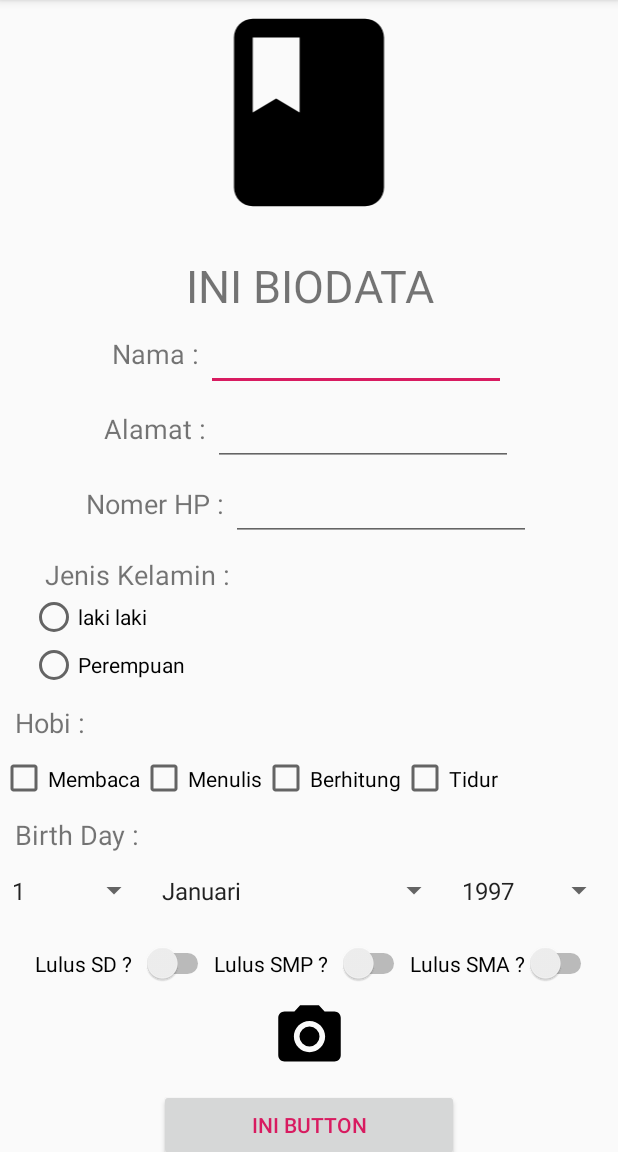
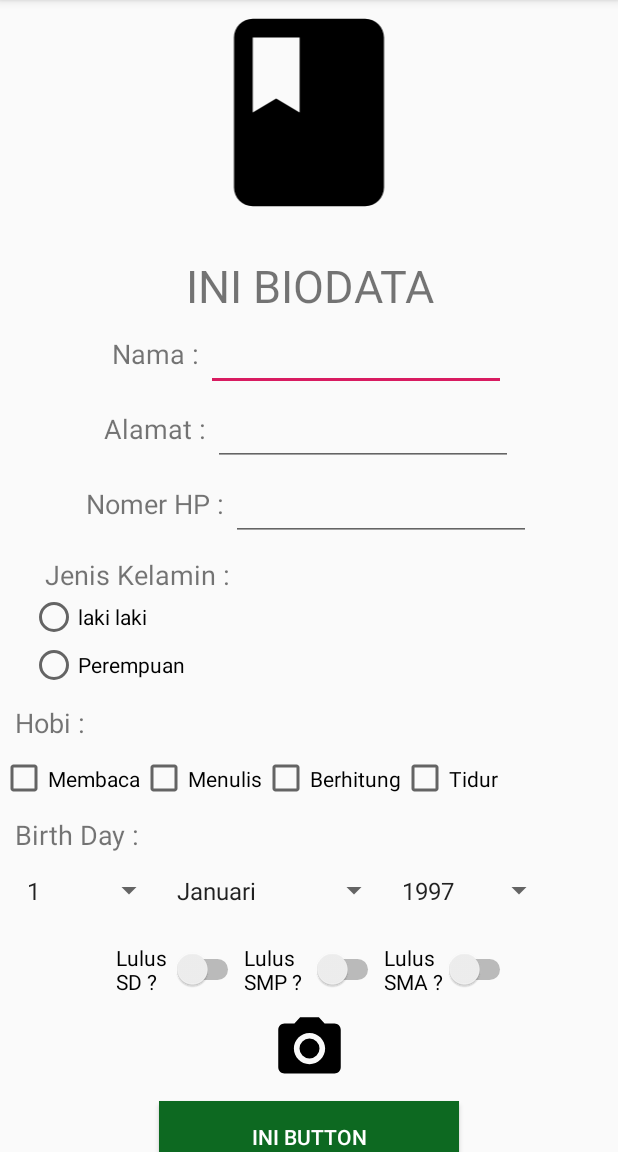
Before and after one commit to gaizkazaqhariou/All-Component, an Android app: the screen it shows after launch (MainActivity), on a phone screen of 412 x 824 dp, the part 84-1236 px from its top. Run offline under Robolectric (Android 15) with nearby library versions, the phone set to English and light mode, and no system bars.

Commit message:
Merapikan tampilan & set number

```diff
--- a/app/src/main/res/layout/activity_main.xml
+++ b/app/src/main/res/layout/activity_main.xml
@@ -5,7 +5,7 @@
     android:layout_height="match_parent"
     tools:context=".MainActivity">
 
-    <ScrollView xmlns:android="http://schemas.android.com/apk/res/android"
+    <ScrollView
         android:layout_width="fill_parent"
         android:layout_height="fill_parent"
         tools:ignore="MissingConstraints">
@@ -93,6 +93,7 @@
                     android:layout_height="50dp"
                     android:layout_below="@+id/rContainer5"
                     android:layout_toRightOf="@+id/textNo"
+                    android:inputType="number"
                     tools:ignore="NotSibling" />
 
             </RelativeLayout>
@@ -192,11 +193,12 @@
                     android:id="@+id/sTanggal"
                     android:layout_width="100dp"
                     android:layout_height="50dp"
+                    android:layout_marginLeft="10dp"
                     android:entries="@array/tanggal" />
 
                 <Spinner
                     android:id="@+id/sBulan"
-                    android:layout_width="200dp"
+                    android:layout_width="150dp"
                     android:layout_height="50dp"
                     android:layout_below="@+id/textDate"
                     android:layout_toRightOf="@+id/sTanggal"
@@ -225,7 +227,7 @@
                     android:layout_height="wrap_content"
                     android:layout_marginLeft="10dp"
                     android:layout_marginTop="10dp"
-                    android:text="Lulus SD ?  " />
+                    android:text="Lulus \nSD ?  " />
 
                 <Switch
                     android:id="@+id/sSMP"
@@ -234,7 +236,7 @@
                     android:layout_below="@+id/rContainer6"
                     android:layout_marginTop="10dp"
                     android:layout_toRightOf="@+id/sSD"
-                    android:text="Lulus SMP ?  "
+                    android:text="Lulus \nSMP ?  "
                     tools:ignore="NotSibling" />
 
                 <Switch
@@ -243,7 +245,7 @@
                     android:layout_below="@+id/rContainer6"
                     android:layout_marginTop="10dp"
                     android:layout_toRightOf="@+id/sSMP"
-                    android:text="Lulus SMA ?"
+                    android:text="Lulus \nSMA ?"
                     tools:ignore="NotSibling" />
 
             </RelativeLayout>
@@ -259,8 +261,10 @@
                 android:layout_width="200dp"
                 android:layout_height="wrap_content"
                 android:layout_gravity="center"
+                android:layout_marginBottom="40dp"
                 android:text="Ini Button"
-                android:textColor="?attr/colorAccent" />
+                android:background="#0d6921"
+                android:textColor="@android:color/white" />
         </LinearLayout>
     </ScrollView>
 </androidx.constraintlayout.widget.ConstraintLayout>
```
